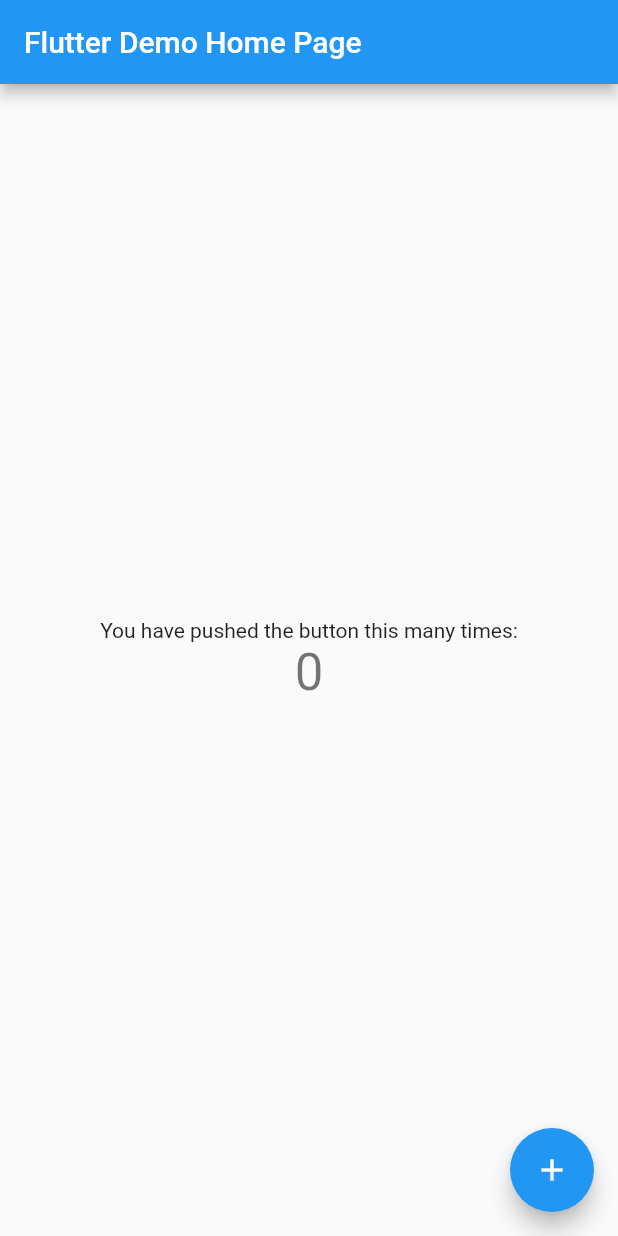
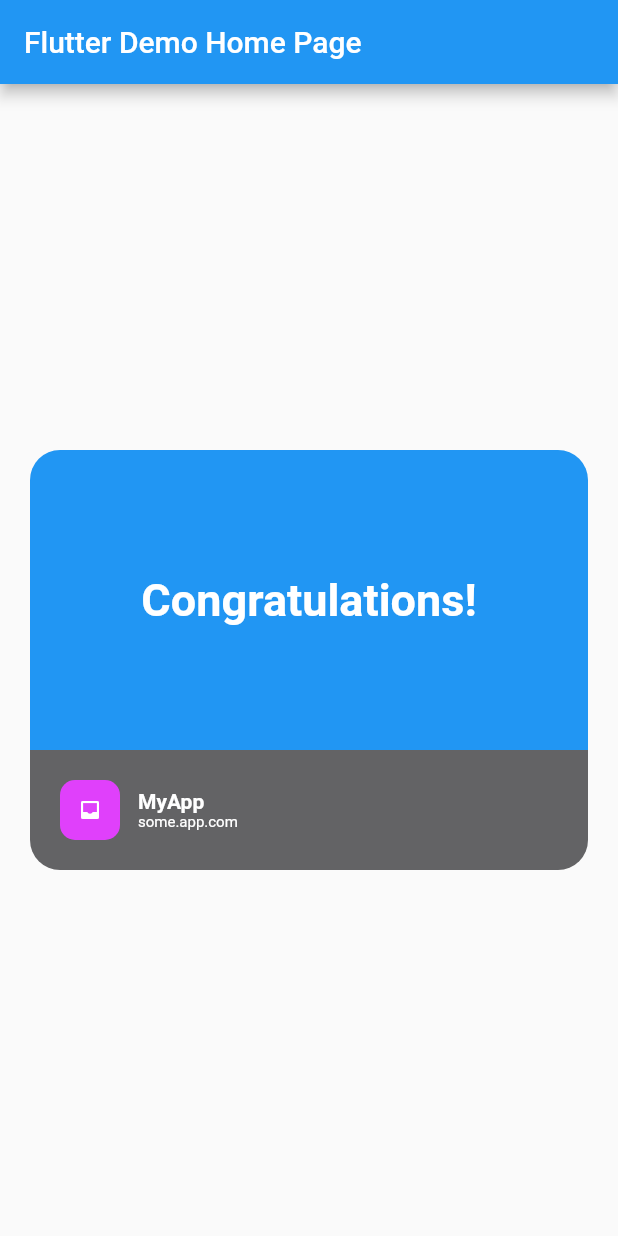
Before and after one commit to ClimbingSilverTA/share_card, a Flutter app: the screen it shows after launch, on a phone screen of 412 x 824 dp. Run offline on Flutter 3.47's test engine with Material 2 defaults, Android fonts, the phone set to English and light mode, and no system bars; our stand-ins replace supercharged.

Commit message:
Create ShareCard widget.

```diff
--- /dev/null
+++ b/analysis_options.yaml
@@ -0,0 +1 @@
+include: package:flutter_lints/flutter.yaml
--- a/example/lib/main.dart
+++ b/example/lib/main.dart
@@ -1,25 +1,17 @@
 import 'package:flutter/material.dart';
+import 'package:share_card/share_card.dart';
+import 'package:supercharged/supercharged.dart';
 
 void main() {
   runApp(MyApp());
 }
 
 class MyApp extends StatelessWidget {
-  // This widget is the root of your application.
   @override
   Widget build(BuildContext context) {
     return MaterialApp(
       title: 'Flutter Demo',
       theme: ThemeData(
-        // This is the theme of your application.
-        //
-        // Try running your application with "flutter run". You'll see the
-        // application has a blue toolbar. Then, without quitting the app, try
-        // changing the primarySwatch below to Colors.green and then invoke
-        // "hot reload" (press "r" in the console where you ran "flutter run",
-        // or simply save your changes to "hot reload" in a Flutter IDE).
-        // Notice that the counter didn't reset back to zero; the application
-        // is not restarted.
         primarySwatch: Colors.blue,
       ),
       home: MyHomePage(title: 'Flutter Demo Home Page'),
@@ -29,16 +21,6 @@ class MyApp extends StatelessWidget {
 
 class MyHomePage extends StatefulWidget {
   MyHomePage({Key? key, required this.title}) : super(key: key);
-
-  // This widget is the home page of your application. It is stateful, meaning
-  // that it has a State object (defined below) that contains fields that affect
-  // how it looks.
-
-  // This class is the configuration for the state. It holds the values (in this
-  // case the title) provided by the parent (in this case the App widget) and
-  // used by the build method of the State. Fields in a Widget subclass are
-  // always marked "final".
-
   final String title;
 
   @override
@@ -46,19 +28,6 @@ class MyHomePage extends StatefulWidget {
 }
 
 class _MyHomePageState extends State<MyHomePage> {
-  int _counter = 0;
-
-  void _incrementCounter() {
-    setState(() {
-      // This call to setState tells the Flutter framework that something has
-      // changed in this State, which causes it to rerun the build method below
-      // so that the display can reflect the updated values. If we changed
-      // _counter without calling setState(), then the build method would not be
-      // called again, and so nothing would appear to happen.
-      _counter++;
-    });
-  }
-
   @override
   Widget build(BuildContext context) {
     // This method is rerun every time setState is called, for instance as done
@@ -69,44 +38,62 @@ class _MyHomePageState extends State<MyHomePage> {
     // than having to individually change instances of widgets.
     return Scaffold(
       appBar: AppBar(
-        // Here we take the value from the MyHomePage object that was created by
-        // the App.build method, and use it to set our appbar title.
         title: Text(widget.title),
       ),
       body: Center(
-        // Center is a layout widget. It takes a single child and positions it
-        // in the middle of the parent.
         child: Column(
-          // Column is also a layout widget. It takes a list of children and
-          // arranges them vertically. By default, it sizes itself to fit its
-          // children horizontally, and tries to be as tall as its parent.
-          //
-          // Invoke "debug painting" (press "p" in the console, choose the
-          // "Toggle Debug Paint" action from the Flutter Inspector in Android
-          // Studio, or the "Toggle Debug Paint" command in Visual Studio Code)
-          // to see the wireframe for each widget.
-          //
-          // Column has various properties to control how it sizes itself and
-          // how it positions its children. Here we use mainAxisAlignment to
-          // center the children vertically; the main axis here is the vertical
-          // axis because Columns are vertical (the cross axis would be
-          // horizontal).
           mainAxisAlignment: MainAxisAlignment.center,
           children: <Widget>[
-            Text(
-              'You have pushed the button this many times:',
-            ),
-            Text(
-              '$_counter',
-              style: Theme.of(context).textTheme.headline4,
-            ),
+            ShareCard(
+              margin: EdgeInsets.all(20),
+              child: Container(
+                color: Colors.blue,
+                height: 200,
+                child: Center(
+                  child: Text(
+                    "Congratulations!",
+                    style: TextStyle(
+                      color: Colors.white,
+                      fontSize: 30,
+                      fontWeight: FontWeight.bold,
+                    ),
+                  ),
+                ),
+              ),
+              infoBarStyle: InfoBarStyle(
+                backgroundColor: "#636365".toColor(),
+                iconWidget: Container(
+                  margin: EdgeInsets.only(right: 12),
+                  decoration: BoxDecoration(
+                    color: Colors.purpleAccent,
+                    borderRadius: BorderRadius.circular(10),
+                  ),
+                  padding: EdgeInsets.all(12),
+                  child: Icon(
+                    Icons.inbox_rounded,
+                    size: 16,
+                    color: Colors.white,
+                  ),
+                ),
+              ),
+              title: Text(
+                "MyApp",
+                style: TextStyle(
+                  fontSize: 14,
+                  fontWeight: FontWeight.w600,
+                  color: Colors.white,
+                ),
+              ),
+              subtitle: Text(
+                "some.app.com",
+                style: TextStyle(
+                  fontSize: 10,
+                  color: Colors.white,
+                ),
+              ),
+            )
           ],
         ),
-      ),
-      floatingActionButton: FloatingActionButton(
-        onPressed: _incrementCounter,
-        tooltip: 'Increment',
-        child: Icon(Icons.add),
       ), // This trailing comma makes auto-formatting nicer for build methods.
     );
   }
--- a/example/pubspec.yaml
+++ b/example/pubspec.yaml
@@ -28,6 +28,7 @@ dependencies:
   # The following adds the Cupertino Icons font to your application.
   # Use with the CupertinoIcons class for iOS style icons.
   cupertino_icons: ^1.0.2
+  supercharged: ^2.0.0
 
   share_card:
     # When depending on this package from a real application you should use:
--- a/lib/share_card.dart
+++ b/lib/share_card.dart
@@ -1,7 +1,68 @@
 library share_card;
 
-/// A Calculator.
-class Calculator {
-  /// Returns [value] plus 1.
-  int addOne(int value) => value + 1;
+import 'package:flutter/material.dart';
+
+class InfoBarStyle {
+  const InfoBarStyle({
+    this.padding = const EdgeInsets.all(20),
+    this.backgroundColor = Colors.grey,
+    this.iconWidget,
+  });
+  final EdgeInsets padding;
+  final Color backgroundColor;
+  final Widget? iconWidget;
 }
+
+class ShareCard extends StatelessWidget {
+  const ShareCard({
+    Key? key,
+    required this.child,
+    required this.title,
+    required this.subtitle,
+    this.margin = const EdgeInsets.all(0),
+    this.infoBarStyle = const InfoBarStyle(),
+    this.borderRadius,
+  }) : super(key: key);
+  final Widget child;
+  final Widget title;
+  final Widget subtitle;
+  final EdgeInsets margin;
+  final InfoBarStyle infoBarStyle;
+  final BorderRadius? borderRadius;
+
+  @override
+  Widget build(BuildContext context) {
+    return Container(
+      margin: margin,
+      decoration: BoxDecoration(
+        borderRadius: borderRadius ?? BorderRadius.circular(20),
+      ),
+      child: ClipRRect(
+        borderRadius: borderRadius ?? BorderRadius.circular(20),
+        child: Column(
+          children: [
+            Container(
+              child: child,
+            ),
+            Container(
+              padding: infoBarStyle.padding,
+              width: double.infinity,
+              color: infoBarStyle.backgroundColor,
+              child: Row(
+                crossAxisAlignment: CrossAxisAlignment.center,
+                children: [
+                  if (infoBarStyle.iconWidget != null) infoBarStyle.iconWidget!,
+                  Column(
+                    mainAxisAlignment: MainAxisAlignment.center,
+                    crossAxisAlignment: CrossAxisAlignment.start,
+                    children: [title, subtitle],
+                  )
+                ],
+              ),
+            )
+          ],
+        ),
+      ),
+    );
+  }
+}
--- a/pubspec.yaml
+++ b/pubspec.yaml
@@ -14,6 +14,7 @@ dependencies:
 dev_dependencies:
   flutter_test:
     sdk: flutter
+  flutter_lints: ^1.0.4
 
 # For information on the generic Dart part of this file, see the
 # following page: https://dart.dev/tools/pub/pubspec
```
Also changed, not shown: example/pubspec.lock, pubspec.lock, 1 other file.
